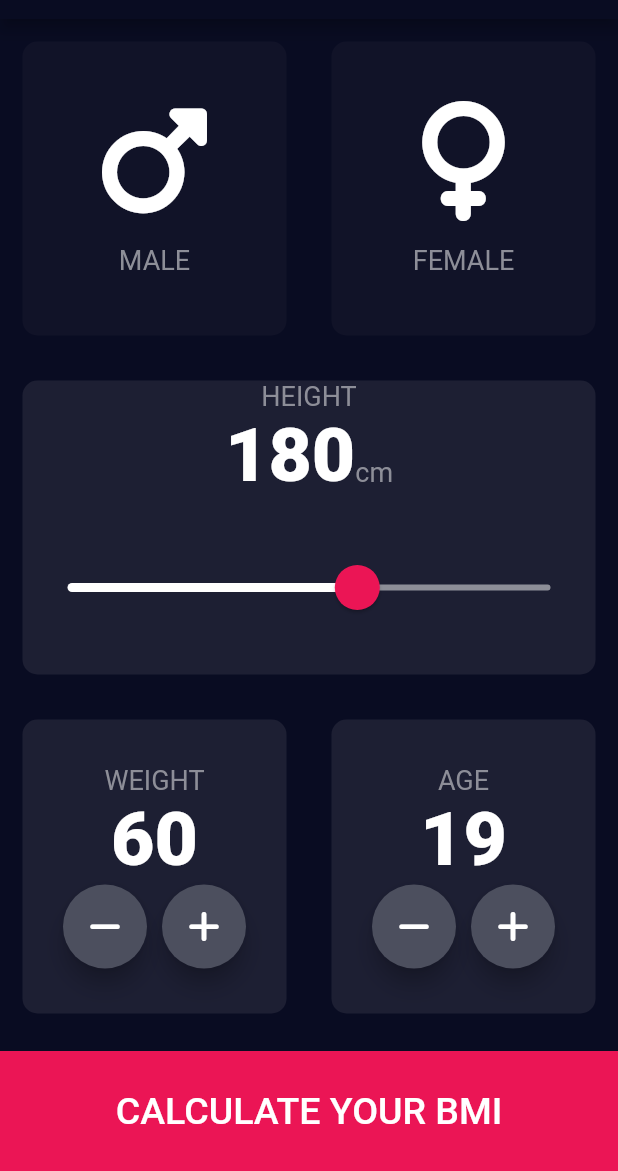
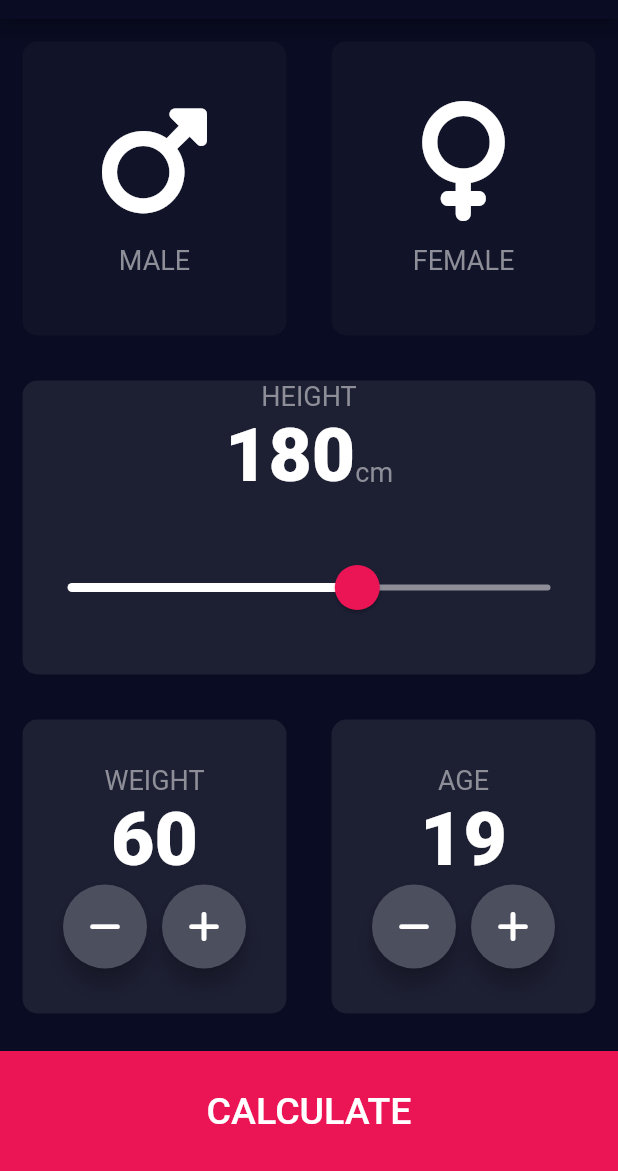
Before and after one commit to berhanudagnew/simple_bmi_calculator, a Flutter app: the InputPage screen opened directly, on a phone screen of 412 x 824 dp, the part 65-1236 px from its top. Run offline on Flutter 3.47's test engine with Material 2 defaults, Android fonts, the phone set to English and light mode, and no system bars; our stand-ins replace font_awesome_flutter.

Commit message:
class navigation finished to resulet page

```diff
--- a/lib/input_page.dart
+++ b/lib/input_page.dart
@@ -201,10 +201,14 @@ class _InputPageState extends State<InputPage> {
               )),
             ],
           )),
-          Container(
+          GestureDetector(
+            onTap: () {
+              Navigator.pushNamed(context, '/result');
+            },
+            child: Container(
               alignment: Alignment.center,
               child: Text(
-              'CALCULATE YOUR BMI',
+                'CALCULATE',
                 style: TextStyle(
                     fontWeight: FontWeight.w500,
                     color: Colors.white,
@@ -214,6 +218,7 @@ class _InputPageState extends State<InputPage> {
               height: k_bottom_container_height,
               width: double.infinity,
               margin: EdgeInsets.only(top: 10.0),
+            ),
           ),
         ],
       ),
```
Also changed, not shown: lib/main.dart (+10 -1 lines), lib/result_page.dart (added, +17 -0 lines), lib/screen0.dart (added, +33 -0 lines). Lines whose indentation alone changed are shown as unchanged.
